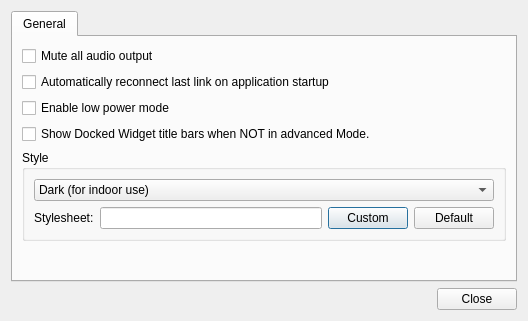
Before: the Qt Designer form src/ui/QGCSettingsWidget.ui in mavlink/qgroundcontrol, drawn with Qt 5.
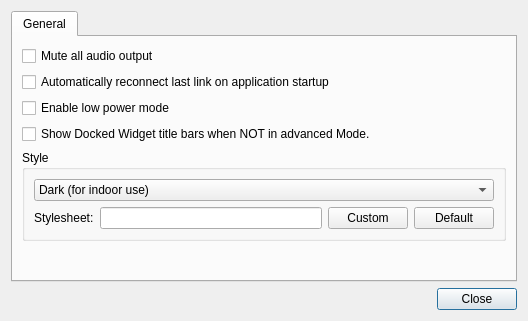
After: the same form once the commit is applied. Icons and pictures are not drawn.

Commit message: Selecting the desired stylesheet now works correctly, including saving settings between application launches.

What changed in the file:
```diff
--- a/src/ui/QGCSettingsWidget.ui
+++ b/src/ui/QGCSettingsWidget.ui
@@ -128,6 +128,9 @@
               <property name="text">
                <string>Custom</string>
               </property>
+              <property name="autoDefault">
+               <bool>false</bool>
+              </property>
              </widget>
             </item>
             <item>
@@ -135,6 +138,9 @@
               <property name="text">
                <string>Default</string>
               </property>
+              <property name="autoDefault">
+               <bool>false</bool>
+              </property>
              </widget>
             </item>
            </layout>
@@ -167,6 +173,9 @@
      <property name="standardButtons">
       <set>QDialogButtonBox::Close</set>
      </property>
+     <property name="centerButtons">
+      <bool>false</bool>
+     </property>
     </widget>
    </item>
   </layout>
```
The commit also changes 4 other files.
